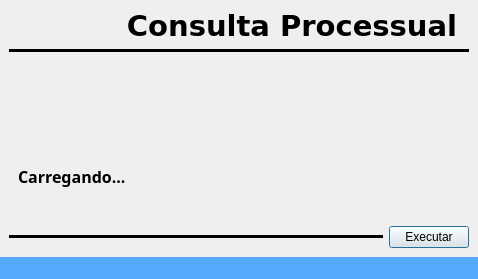
This is code/src/ui/window_process.ui in Sl3nc/Acompanha_Process as Qt 5 draws it before an edit. The edited form follows.
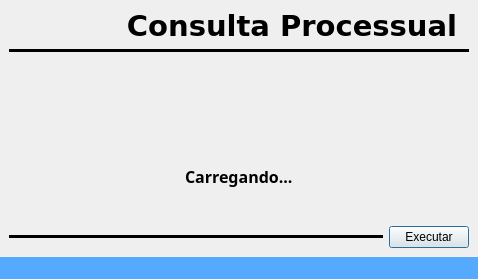
This is the edited form. The open tabs and pages were chosen to show the change. Icons and pictures are not drawn.

```diff
--- a/code/src/ui/window_process.ui
+++ b/code/src/ui/window_process.ui
@@ -143,9 +143,36 @@
          </layout>
         </widget>
         <widget class="QWidget" name="page_4">
-         <layout class="QVBoxLayout" name="verticalLayout">
-          <item>
-           <widget class="QLabel" name="label_3">
+         <layout class="QGridLayout" name="gridLayout_4">
+          <item row="1" column="1" alignment="">
+           <widget class="QLabel" name="label_4">
+            <property name="font">
+             <font>
+              <family>Arial Rounded MT</family>
+              <pointsize>12</pointsize>
+              <bold>true</bold>
+             </font>
+            </property>
+            <property name="text">
+             <string>Carregando...</string>
+            </property>
+           </widget>
+          </item>
+          <item row="0" column="0">
+           <spacer name="horizontalSpacer">
+            <property name="orientation">
+             <enum>Qt::Orientation::Horizontal</enum>
+            </property>
+            <property name="sizeHint" stdset="0">
+             <size>
+              <width>40</width>
+              <height>20</height>
+             </size>
+            </property>
+           </spacer>
+          </item>
+          <item row="0" column="1">
+           <widget class="QLabel" name="gif_load">
             <property name="sizePolicy">
              <sizepolicy hsizetype="Preferred" vsizetype="Preferred">
               <horstretch>0</horstretch>
@@ -163,19 +190,44 @@
             </property>
            </widget>
           </item>
-          <item>
-           <widget class="QLabel" name="label_4">
-            <property name="font">
-             <font>
-              <family>Arial Rounded MT</family>
-              <pointsize>12</pointsize>
-              <bold>true</bold>
-             </font>
+          <item row="0" column="2">
+           <spacer name="horizontalSpacer_2">
+            <property name="orientation">
+             <enum>Qt::Orientation::Horizontal</enum>
             </property>
-            <property name="text">
-             <string>Carregando...</string>
+            <property name="sizeHint" stdset="0">
+             <size>
+              <width>40</width>
+              <height>20</height>
+             </size>
             </property>
-           </widget>
+           </spacer>
+          </item>
+          <item row="1" column="0">
+           <spacer name="horizontalSpacer_3">
+            <property name="orientation">
+             <enum>Qt::Orientation::Horizontal</enum>
+            </property>
+            <property name="sizeHint" stdset="0">
+             <size>
+              <width>40</width>
+              <height>20</height>
+             </size>
+            </property>
+           </spacer>
+          </item>
+          <item row="1" column="2">
+           <spacer name="horizontalSpacer_4">
+            <property name="orientation">
+             <enum>Qt::Orientation::Horizontal</enum>
+            </property>
+            <property name="sizeHint" stdset="0">
+             <size>
+              <width>40</width>
+              <height>20</height>
+             </size>
+            </property>
+           </spacer>
           </item>
          </layout>
         </widget>
```
Left out of the diff: 12 changed lines with no effect on the pictures.
